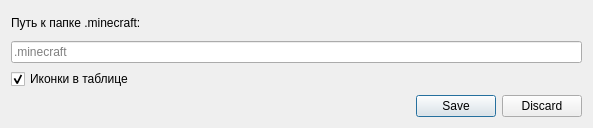
Before: the Qt Designer form ui/settings.ui in vitiacat/ModrinthBrowser, drawn with Qt 5.
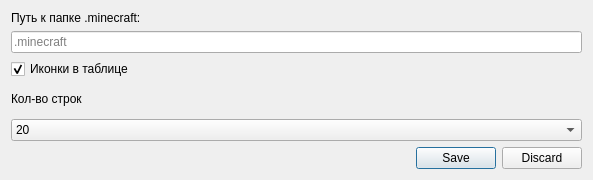
After: the same form once the commit is applied.

```diff
--- a/ui/settings.ui
+++ b/ui/settings.ui
@@ -10,7 +10,7 @@
     <x>0</x>
     <y>0</y>
     <width>593</width>
-    <height>128</height>
+    <height>180</height>
    </rect>
   </property>
   <property name="windowTitle">
@@ -57,6 +57,37 @@
        </property>
       </widget>
      </item>
+     <item>
+      <widget class="QLabel" name="label_2">
+       <property name="text">
+        <string>Кол-во строк</string>
+       </property>
+      </widget>
+     </item>
+     <item>
+      <widget class="QComboBox" name="rowsCount">
+       <item>
+        <property name="text">
+         <string>20</string>
+        </property>
+       </item>
+       <item>
+        <property name="text">
+         <string>50</string>
+        </property>
+       </item>
+       <item>
+        <property name="text">
+         <string>75</string>
+        </property>
+       </item>
+       <item>
+        <property name="text">
+         <string>100</string>
+        </property>
+       </item>
+      </widget>
+     </item>
      <item>
       <widget class="QDialogButtonBox" name="buttonBox">
        <property name="enabled">
```
